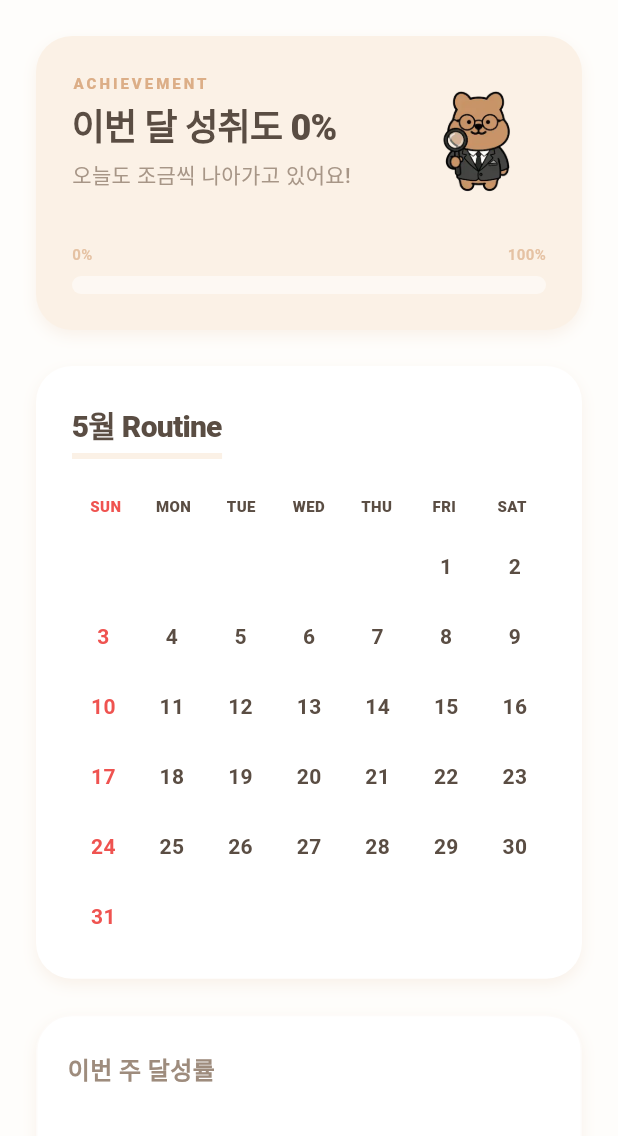
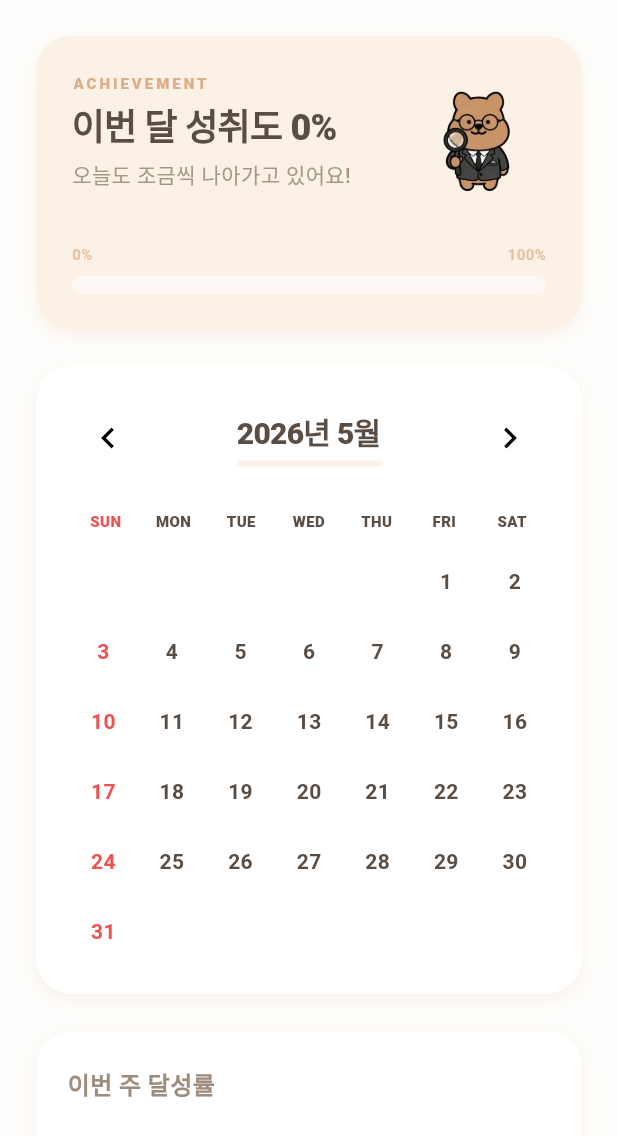
Before and after one commit to Routine-Connect/RoutineBridge, a Flutter app: the StatisticsScreen screen opened directly, on a phone screen of 412 x 824 dp. Shown: the top 1136 px of the screen. Run offline on Flutter 3.47's test engine with Material 3 defaults, Android fonts, the phone set to English and light mode, and no system bars; our stand-ins replace fl_chart, flutter_secure_storage, image_picker, permission_handler, phosphor_flutter, vibration; accounts and stored records are empty; network calls fail; Roboto replaces fonts that are missing (Pretendard).

Commit message:
feat : 월 통계 슬라이드기능 추가

```diff
--- a/lib/ui/screen/statistics_screen.dart
+++ b/lib/ui/screen/statistics_screen.dart
@@ -1,6 +1,7 @@
 import 'package:flutter/material.dart';
 import 'package:provider/provider.dart';
 import 'package:fl_chart/fl_chart.dart'; // 🚀 주간 그래프용 패키지
+import 'package:routine_app/provider/user_provider.dart';
 import '../theme/app_colors.dart';
 import '../theme/app_shadow.dart';
 import '../../provider/statistics_provider.dart';
@@ -16,10 +17,29 @@ class _StatisticsScreenState extends State<StatisticsScreen> {
   @override
   void initState() {
     super.initState();
-    // 🚀 화면 진입 시 통계 데이터(주간 그래프 데이터 등) 호출
+    // 🚀 화면 뼈대가 그려진 직후, 비동기 초기화 함수를 실행합니다.
     WidgetsBinding.instance.addPostFrameCallback((_) {
-      context.read<StatisticsProvider>().loadFullStats();
+      _initializeStats();
     });
+  }
+
+  // 🚀 비동기(async)로 작동하는 완벽한 초기화 로직
+  Future<void> _initializeStats() async {
+    final userProvider = context.read<UserProvider>();
+    final statsProvider = context.read<StatisticsProvider>();
+
+    if (userProvider.currentUser == null) {
+      await userProvider.loadMyProfile();
+    }
+
+    final joinDate = userProvider.currentUser?.createdAt; // 가입 날짜 가져오기
+
+    if (joinDate != null) {
+      statsProvider.setUserCreatedAt(joinDate);
+    }
+
+    // 통계 데이터 3개월치 로딩
+    statsProvider.loadFullStats();
   }
 
   @override
@@ -166,7 +186,7 @@ class _RoutineCalendar extends StatelessWidget {
     int year = currentMonth.year;
     int month = currentMonth.month;
 
-    // 이번 달 1일이 무슨 요일인지 알아냅니다 (일요일=0, 월요일=1 ... 토요일=6)
+    // 이번 달 1일이 무슨 요일인지 알아냅니다
     DateTime firstDay = DateTime(year, month, 1);
     int paddingDays = firstDay.weekday % 7;
 
@@ -178,7 +198,6 @@ class _RoutineCalendar extends StatelessWidget {
     // 1일부터 말일까지 데이터 채우기
     int daysInMonth = DateUtils.getDaysInMonth(year, month);
     for (int d = 1; d <= daysInMonth; d++) {
-      // 날짜를 API 키 형식(yyyy-MM-dd)으로 맞춤
       String dateKey = "$year-${month.toString().padLeft(2, '0')}-${d.toString().padLeft(2, '0')}";
       double? pct = monthlyStats[dateKey];
 
@@ -193,7 +212,23 @@ class _RoutineCalendar extends StatelessWidget {
       }
     }
 
-    return Container(
+    // 🚀 [추가] 스와이프 방향을 감지해서 Provider의 달을 바꿔주는 함수
+    void handleSwipe(DragEndDetails details) {
+      if (details.primaryVelocity == null) return;
+
+      if (details.primaryVelocity! > 0) {
+        // 오른쪽으로 스와이프 ➔ 이전 달
+        statsProvider.changeMonth(DateTime(year, month - 1, 1));
+      } else if (details.primaryVelocity! < 0) {
+        // 왼쪽으로 스와이프 ➔ 다음 달
+        statsProvider.changeMonth(DateTime(year, month + 1, 1));
+      }
+    }
+
+    return GestureDetector(
+      onHorizontalDragEnd: handleSwipe,
+      behavior: HitTestBehavior.opaque, // 🚀 달력의 빈 여백을 스와이프해도 인식되도록 설정
+      child: Container(
         padding: const EdgeInsets.all(24),
         decoration: BoxDecoration(
           color: AppColors.surfaceContainerLowest,
@@ -203,18 +238,38 @@ class _RoutineCalendar extends StatelessWidget {
         child: Column(
           crossAxisAlignment: CrossAxisAlignment.start,
           children: [
+            // 🚀 [수정] 헤더 부분에 좌우 화살표를 추가하고 UX 개선
+            Row(
+              mainAxisAlignment: MainAxisAlignment.spaceBetween,
+              children: [
+                // 이전 달 버튼
+                IconButton(
+                  icon: const Icon(Icons.chevron_left, size: 28),
+                  onPressed: () => statsProvider.changeMonth(DateTime(year, month - 1, 1)),
+                  padding: EdgeInsets.zero,
+                  constraints: const BoxConstraints(), // 기본 패딩 제거로 깔끔하게 배치
+                ),
                 Container(
                   padding: const EdgeInsets.only(bottom: 4),
-            // 🚀 3. Theme.of(context)가 있으므로 const 삭제!
                   decoration: BoxDecoration(
                     border: Border(bottom: BorderSide(color: Theme.of(context).colorScheme.primaryContainer, width: 4)),
                   ),
                   child: Text(
-              '${currentMonth.month}월 Routine',
+                    // 🚀 달을 막 넘기다 보면 연도를 헷갈리므로 'yyyy년 M월'로 표시 변경
+                    '$year년 $month월',
                     style: const TextStyle(
                       fontSize: 20, fontWeight: FontWeight.w800, color: AppColors.onSurface, letterSpacing: -0.5,
                     ),
                   ),
+                ),
+                // 다음 달 버튼
+                IconButton(
+                  icon: const Icon(Icons.chevron_right, size: 28),
+                  onPressed: () => statsProvider.changeMonth(DateTime(year, month + 1, 1)),
+                  padding: EdgeInsets.zero,
+                  constraints: const BoxConstraints(),
+                ),
+              ],
             ),
             const SizedBox(height: 24),
             Row(
@@ -235,7 +290,6 @@ class _RoutineCalendar extends StatelessWidget {
             const SizedBox(height: 16),
 
             if (isLoading)
-             // 🚀 4. Theme.of(context)가 있으므로 상단 패딩의 const 삭제!
                Padding(
                  padding: const EdgeInsets.symmetric(vertical: 40),
                  child: Center(child: CircularProgressIndicator(color: Theme.of(context).colorScheme.primary)),
@@ -250,9 +304,8 @@ class _RoutineCalendar extends StatelessWidget {
                   crossAxisCount: 7, mainAxisSpacing: 12, crossAxisSpacing: 4, childAspectRatio: 1.2,
                 ),
                 itemBuilder: (context, index) {
-                if (calendarData[index] == 0) return const SizedBox(); // 1일 이전의 빈칸 처리
+                  if (calendarData[index] == 0) return const SizedBox();
 
-                // 실제 표시할 날짜 (인덱스에서 빈칸 개수를 빼고 +1)
                   int dayNumber = index - paddingDays + 1;
                   bool isSunday = index % 7 == 0;
 
@@ -264,6 +317,7 @@ class _RoutineCalendar extends StatelessWidget {
                 },
               ),
           ],
+        ),
       ),
     );
   }
```
Lines whose indentation alone changed are shown as unchanged.
